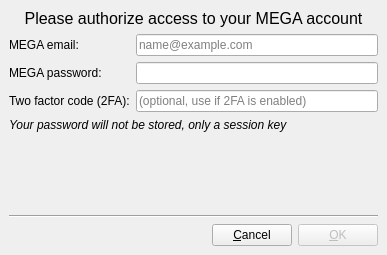
Qt form ui/syncconfigdialog.ui (giowck/symphytum) before a commit.
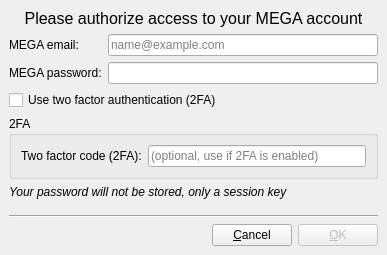
The same form after that commit. The open tabs and pages were chosen to show the change.

Commit message:
upgrade sync driver to megacmd v1.0.0 completed
tested on windows 10

What changed in the file:
```diff
--- a/ui/syncconfigdialog.ui
+++ b/ui/syncconfigdialog.ui
@@ -438,14 +438,32 @@
            </property>
           </widget>
          </item>
-         <item row="2" column="0">
+        </layout>
+       </item>
+       <item>
+        <widget class="QCheckBox" name="checkBox">
+         <property name="toolTip">
+          <string>Enable this if your MEGA account is protected by 2FA. &lt;br /&gt; If you don't know what this is then your account is probably not using 2FA.</string>
+         </property>
+         <property name="text">
+          <string>Use two factor authentication (2FA)</string>
+         </property>
+        </widget>
+       </item>
+       <item>
+        <widget class="QGroupBox" name="mega2FAGroupBox">
+         <property name="title">
+          <string>2FA</string>
+         </property>
+         <layout class="QHBoxLayout" name="horizontalLayout_8">
+          <item>
           <widget class="QLabel" name="label_3">
            <property name="text">
             <string>Two factor code (2FA):</string>
            </property>
           </widget>
          </item>
-         <item row="2" column="1">
+          <item>
           <widget class="QLineEdit" name="mega2FALineEdit">
            <property name="placeholderText">
             <string>(optional, use if 2FA is enabled)</string>
@@ -453,6 +471,7 @@
           </widget>
          </item>
         </layout>
+        </widget>
        </item>
        <item>
         <widget class="QLabel" name="label_7">
```
Left out of the diff: 28 changed lines with no effect on the pictures. Lines whose indentation alone changed are shown as unchanged. The commit also changes 2 other files.
